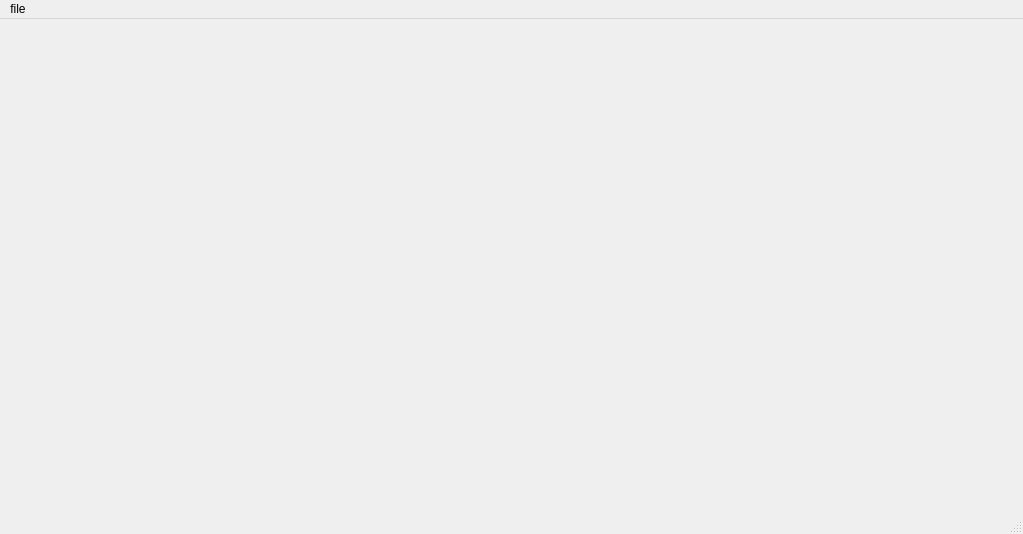
First picture: the form in package/MainWindow.ui, repository OpenPIV/openpiv_gui, before the edit.
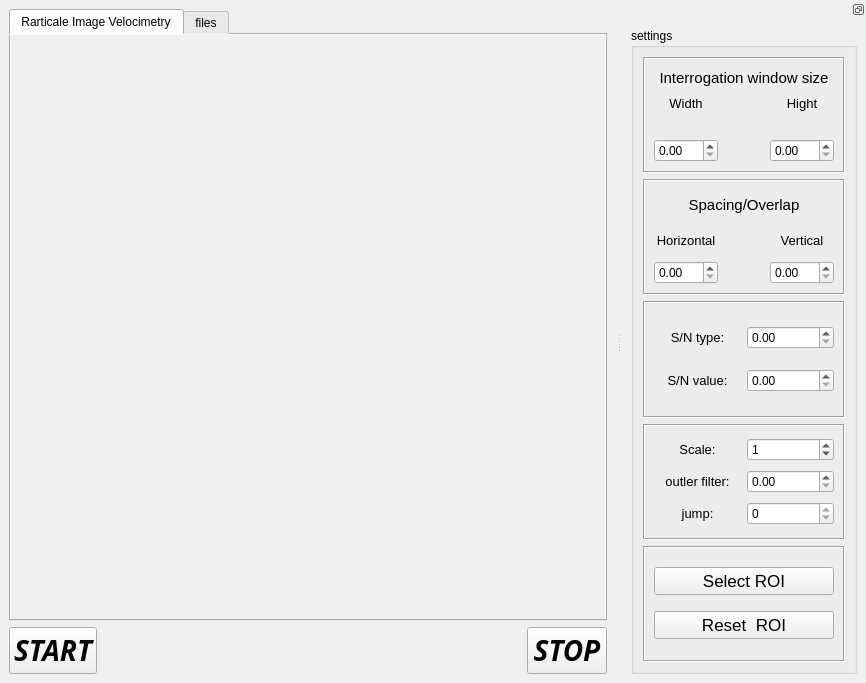
Second picture: the form after the edit. Icons and pictures are not drawn.

Commit message: 1. deleted the file window 2. putted start and and stop buttons in the main window 3. putted stacked widget  so when an image add you could two arowes will show up and you could move between the images 4. add a settings dock widget that you can move around and dock in the left and right sides of the window (the way the settings are built maybe will be changed)5. added a defult image of the open piv logo so there will always be something in the image widget6. added a tab widget and the tabs are the first PIV and the second files

Diff of the .ui file:
```diff
--- a/package/MainWindow.ui
+++ b/package/MainWindow.ui
@@ -6,8 +6,8 @@
    <rect>
     <x>0</x>
     <y>0</y>
-    <width>1023</width>
-    <height>534</height>
+    <width>866</width>
+    <height>683</height>
    </rect>
   </property>
   <property name="mouseTracking">
@@ -26,28 +26,610 @@
    <property name="autoFillBackground">
     <bool>false</bool>
    </property>
+   <layout class="QGridLayout" name="gridLayout_2">
+    <item row="1" column="1">
+     <spacer name="start_stop_specar">
+      <property name="orientation">
+       <enum>Qt::Horizontal</enum>
+      </property>
+      <property name="sizeType">
+       <enum>QSizePolicy::Preferred</enum>
+      </property>
+      <property name="sizeHint" stdset="0">
+       <size>
+        <width>1900</width>
+        <height>20</height>
+       </size>
+      </property>
+     </spacer>
+    </item>
+    <item row="1" column="2">
+     <widget class="QPushButton" name="stop_button">
+      <property name="sizePolicy">
+       <sizepolicy hsizetype="Preferred" vsizetype="Fixed">
+        <horstretch>0</horstretch>
+        <verstretch>0</verstretch>
+       </sizepolicy>
+      </property>
+      <property name="font">
+       <font>
+        <family>Gill Sans MT</family>
+        <pointsize>21</pointsize>
+        <weight>75</weight>
+        <italic>true</italic>
+        <bold>true</bold>
+        <underline>false</underline>
+        <strikeout>false</strikeout>
+        <kerning>true</kerning>
+       </font>
+      </property>
+      <property name="cursor">
+       <cursorShape>PointingHandCursor</cursorShape>
+      </property>
+      <property name="text">
+       <string>STOP</string>
+      </property>
+     </widget>
+    </item>
+    <item row="1" column="0">
+     <widget class="QPushButton" name="start_button">
+      <property name="font">
+       <font>
+        <family>Gill Sans MT</family>
+        <pointsize>21</pointsize>
+        <weight>75</weight>
+        <italic>true</italic>
+        <bold>true</bold>
+        <underline>false</underline>
+        <strikeout>false</strikeout>
+        <kerning>true</kerning>
+       </font>
+      </property>
+      <property name="cursor">
+       <cursorShape>PointingHandCursor</cursorShape>
+      </property>
+      <property name="text">
+       <string>START</string>
+      </property>
+     </widget>
+    </item>
+    <item row="0" column="0" colspan="3">
+     <widget class="QTabWidget" name="tab_widget">
+      <property name="cursor">
+       <cursorShape>ArrowCursor</cursorShape>
+      </property>
+      <property name="autoFillBackground">
+       <bool>false</bool>
+      </property>
+      <property name="styleSheet">
+       <string notr="true">background-color: rgb(240, 240, 240);</string>
+      </property>
+      <property name="currentIndex">
+       <number>0</number>
+      </property>
+      <widget class="QWidget" name="piv_tab">
+       <attribute name="title">
+        <string>Rarticale Image Velocimetry</string>
+       </attribute>
+       <layout class="QVBoxLayout" name="verticalLayout">
+        <item>
+         <widget class="QStackedWidget" name="images_widget">
+          <property name="sizePolicy">
+           <sizepolicy hsizetype="Expanding" vsizetype="Expanding">
+            <horstretch>0</horstretch>
+            <verstretch>0</verstretch>
+           </sizepolicy>
+          </property>
+          <property name="lineWidth">
+           <number>2</number>
+          </property>
+          <property name="currentIndex">
+           <number>0</number>
+          </property>
+          <widget class="QWidget" name="image_pages">
+           <property name="enabled">
+            <bool>true</bool>
+           </property>
+           <layout class="QGridLayout" name="gridLayout">
+            <item row="0" column="0">
+             <widget class="QLabel" name="defult_image">
+              <property name="text">
+               <string/>
+              </property>
+              <property name="pixmap">
+               <pixmap>images/openpiv_logo.png</pixmap>
+              </property>
+              <property name="alignment">
+               <set>Qt::AlignCenter</set>
+              </property>
+             </widget>
+            </item>
+           </layout>
+          </widget>
+          <widget class="QWidget" name="image">
+           <layout class="QGridLayout" name="gridLayout_34"/>
+          </widget>
+         </widget>
+        </item>
+       </layout>
+      </widget>
+      <widget class="QWidget" name="file_tab">
+       <attribute name="title">
+        <string>files</string>
+       </attribute>
+       <layout class="QGridLayout" name="gridLayout_9"/>
+      </widget>
+     </widget>
+    </item>
+   </layout>
   </widget>
-  <widget class="QMenuBar" name="menubar">
-   <property name="geometry">
-    <rect>
-     <x>0</x>
-     <y>0</y>
-     <width>1023</width>
-     <height>21</height>
-    </rect>
+  <widget class="QDockWidget" name="settings_dockwidget">
+   <property name="enabled">
+    <bool>true</bool>
    </property>
-   <property name="mouseTracking">
-    <bool>false</bool>
+   <property name="features">
+    <set>QDockWidget::DockWidgetFloatable|QDockWidget::DockWidgetMovable</set>
    </property>
-   <widget class="QMenu" name="menufile">
-    <property name="title">
-     <string>file</string>
+   <property name="allowedAreas">
+    <set>Qt::LeftDockWidgetArea|Qt::RightDockWidgetArea</set>
+   </property>
+   <attribute name="dockWidgetArea">
+    <number>2</number>
+   </attribute>
+   <widget class="QWidget" name="settings">
+    <property name="enabled">
+     <bool>true</bool>
     </property>
-    <addaction name="actiontest"/>
+    <layout class="QGridLayout" name="gridLayout_33">
+     <item row="0" column="0">
+      <widget class="QGroupBox" name="setting_box">
+       <property name="title">
+        <string>settings</string>
+       </property>
+       <layout class="QGridLayout" name="gridLayout_27">
+        <item row="4" column="3">
+         <widget class="QFrame" name="frame">
+          <property name="frameShape">
+           <enum>QFrame::Box</enum>
+          </property>
+          <property name="frameShadow">
+           <enum>QFrame::Sunken</enum>
+          </property>
+          <layout class="QGridLayout" name="gridLayout_28">
+           <item row="0" column="0">
+            <widget class="QLabel" name="scale_lable">
+             <property name="font">
+              <font>
+               <pointsize>10</pointsize>
+              </font>
+             </property>
+             <property name="text">
+              <string>Scale:</string>
+             </property>
+             <property name="alignment">
+              <set>Qt::AlignCenter</set>
+             </property>
+            </widget>
+           </item>
+           <item row="1" column="0">
+            <widget class="QLabel" name="outler_filter_lable">
+             <property name="font">
+              <font>
+               <pointsize>10</pointsize>
+              </font>
+             </property>
+             <property name="text">
+              <string>outler filter:</string>
+             </property>
+             <property name="alignment">
+              <set>Qt::AlignCenter</set>
+             </property>
+            </widget>
+           </item>
+           <item row="1" column="1">
+            <widget class="QDoubleSpinBox" name="outler_filter_spin_box">
+             <property name="accelerated">
+              <bool>true</bool>
+             </property>
+             <property name="maximum">
+              <double>100.000000000000000</double>
+             </property>
+             <property name="singleStep">
+              <double>0.100000000000000</double>
+             </property>
+            </widget>
+           </item>
+           <item row="2" column="0">
+            <widget class="QLabel" name="jump_lable">
+             <property name="font">
+              <font>
+               <pointsize>10</pointsize>
+              </font>
+             </property>
+             <property name="text">
+              <string>jump:</string>
+             </property>
+             <property name="alignment">
+              <set>Qt::AlignCenter</set>
+             </property>
+            </widget>
+           </item>
+           <item row="2" column="1">
+            <widget class="QSpinBox" name="jump_spin_box">
+             <property name="maximum">
+              <number>0</number>
+             </property>
+            </widget>
+           </item>
+           <item row="0" column="1">
+            <widget class="QSpinBox" name="scale_spin_box">
+             <property name="value">
+              <number>1</number>
+             </property>
+            </widget>
+           </item>
+          </layout>
+         </widget>
+        </item>
+        <item row="5" column="3">
+         <widget class="QFrame" name="roi_frame">
+          <property name="frameShape">
+           <enum>QFrame::Box</enum>
+          </property>
+          <property name="frameShadow">
+           <enum>QFrame::Sunken</enum>
+          </property>
+          <layout class="QGridLayout" name="gridLayout_29">
+           <item row="2" column="0">
+            <widget class="QPushButton" name="reset_roi_button">
+             <property name="font">
+              <font>
+               <pointsize>13</pointsize>
+              </font>
+             </property>
+             <property name="cursor">
+              <cursorShape>PointingHandCursor</cursorShape>
+             </property>
+             <property name="text">
+              <string>Reset  ROI</string>
+             </property>
+             <property name="autoRepeat">
+              <bool>false</bool>
+             </property>
+             <property name="autoExclusive">
+              <bool>false</bool>
+             </property>
+             <property name="autoDefault">
+              <bool>false</bool>
+             </property>
+             <property name="default">
+              <bool>false</bool>
+             </property>
+             <property name="flat">
+              <bool>false</bool>
+             </property>
+            </widget>
+           </item>
+           <item row="0" column="0">
+            <widget class="QPushButton" name="select_roi_button">
+             <property name="font">
+              <font>
+               <pointsize>13</pointsize>
+              </font>
+             </property>
+             <property name="cursor">
+              <cursorShape>PointingHandCursor</cursorShape>
+             </property>
+             <property name="text">
+              <string>Select ROI</string>
+             </property>
+             <property name="autoRepeat">
+              <bool>false</bool>
+             </property>
+             <property name="autoExclusive">
+              <bool>false</bool>
+             </property>
+             <property name="autoDefault">
+              <bool>false</bool>
+             </property>
+             <property name="default">
+              <bool>false</bool>
+             </property>
+             <property name="flat">
+              <bool>false</bool>
+             </property>
+            </widget>
+           </item>
+          </layout>
+         </widget>
+        </item>
+        <item row="3" column="3">
+         <widget class="QFrame" name="type_value_frame">
+          <property name="enabled">
+           <bool>true</bool>
+          </property>
+          <property name="frameShape">
+           <enum>QFrame::Box</enum>
+          </property>
+          <property name="frameShadow">
+           <enum>QFrame::Sunken</enum>
+          </property>
+          <layout class="QGridLayout" name="gridLayout_30">
+           <item row="2" column="1">
+            <widget class="QDoubleSpinBox" name="value_spin_box">
+             <property name="sizePolicy">
+              <sizepolicy hsizetype="Minimum" vsizetype="Fixed">
+               <horstretch>0</horstretch>
+               <verstretch>0</verstretch>
+              </sizepolicy>
+             </property>
+             <property name="cursor">
+              <cursorShape>PointingHandCursor</cursorShape>
+             </property>
+             <property name="accelerated">
+              <bool>true</bool>
+             </property>
+             <property name="maximum">
+              <double>100.000000000000000</double>
+             </property>
+             <property name="singleStep">
+              <double>0.100000000000000</double>
+             </property>
+            </widget>
+           </item>
+           <item row="0" column="0">
+            <widget class="QLabel" name="type_label">
+             <property name="font">
+              <font>
+               <pointsize>10</pointsize>
+              </font>
+             </property>
+             <property name="text">
+              <string>S/N type:</string>
+             </property>
+             <property name="alignment">
+              <set>Qt::AlignCenter</set>
+             </property>
+            </widget>
+           </item>
+           <item row="2" column="0">
+            <widget class="QLabel" name="value_label">
+             <property name="font">
+              <font>
+               <pointsize>10</pointsize>
+              </font>
+             </property>
+             <property name="text">
+              <string>S/N value:</string>
+             </property>
+             <property name="alignment">
+              <set>Qt::AlignCenter</set>
+             </property>
+            </widget>
+           </item>
+           <item row="0" column="1">
+            <widget class="QDoubleSpinBox" name="type_spin_box">
+             <property name="accelerated">
+              <bool>true</bool>
+             </property>
+             <property name="maximum">
+              <double>100.000000000000000</double>
+             </property>
+             <property name="singleStep">
+              <double>0.100000000000000</double>
+             </property>
+            </widget>
+           </item>
+          </layout>
+         </widget>
+        </item>
+        <item row="1" column="3">
+         <widget class="QFrame" name="spacing_frame">
+          <property name="cursor">
+           <cursorShape>PointingHandCursor</cursorShape>
+          </property>
+          <property name="frameShape">
+           <enum>QFrame::Box</enum>
+          </property>
+          <property name="frameShadow">
+           <enum>QFrame::Sunken</enum>
+          </property>
+          <layout class="QGridLayout" name="gridLayout_31">
+           <item row="2" column="1">
+            <widget class="QDoubleSpinBox" name="horizontal_spin_box">
+             <property name="accelerated">
+              <bool>true</bool>
+             </property>
+             <property name="maximum">
+              <double>100.000000000000000</double>
+             </property>
+             <property name="singleStep">
+              <double>1.000000000000000</double>
+             </property>
+            </widget>
+           </item>
+           <item row="2" column="2">
+            <spacer name="horizontal_vertical_spacer">
+             <property name="orientation">
+              <enum>Qt::Horizontal</enum>
+             </property>
+             <property name="sizeType">
+              <enum>QSizePolicy::Minimum</enum>
+             </property>
+             <property name="sizeHint" stdset="0">
+              <size>
+               <width>10</width>
+               <height>20</height>
+              </size>
+             </property>
+            </spacer>
+           </item>
+           <item row="2" column="3">
+            <widget class="QDoubleSpinBox" name="vertical_spin_box">
+             <property name="accelerated">
+              <bool>true</bool>
+             </property>
+             <property name="maximum">
+              <double>100.000000000000000</double>
+             </property>
+             <property name="singleStep">
+              <double>1.000000000000000</double>
+             </property>
+            </widget>
+           </item>
+           <item row="1" column="3">
+            <widget class="QLabel" name="vertical_label">
+             <property name="font">
+              <font>
+               <pointsize>10</pointsize>
+              </font>
+             </property>
+             <property name="text">
+              <string>Vertical</string>
+             </property>
+             <property name="alignment">
+              <set>Qt::AlignCenter</set>
+             </property>
+            </widget>
+           </item>
+           <item row="1" column="1">
+            <widget class="QLabel" name="horizontal_label">
+             <property name="font">
+              <font>
+               <pointsize>10</pointsize>
+              </font>
+             </property>
+             <property name="text">
+              <string>Horizontal</string>
+             </property>
+             <property name="alignment">
+              <set>Qt::AlignCenter</set>
+             </property>
+            </widget>
+           </item>
+           <item row="0" column="1" colspan="3">
+            <widget class="QLabel" name="spacing_label">
+             <property name="font">
+              <font>
+               <pointsize>11</pointsize>
+              </font>
+             </property>
+             <property name="text">
+              <string>Spacing/Overlap</string>
+             </property>
+             <property name="alignment">
+              <set>Qt::AlignCenter</set>
+             </property>
+            </widget>
+           </item>
+          </layout>
+         </widget>
+        </item>
+        <item row="0" column="3">
+         <widget class="QFrame" name="interrogation_winsize_frame">
+          <property name="frameShape">
+           <enum>QFrame::Box</enum>
+          </property>
+          <property name="frameShadow">
+           <enum>QFrame::Sunken</enum>
+          </property>
+          <layout class="QGridLayout" name="gridLayout_32">
+           <item row="1" column="2">
+            <widget class="QLabel" name="hight_label">
+             <property name="font">
+              <font>
+               <pointsize>10</pointsize>
+              </font>
+             </property>
+             <property name="text">
+              <string>Hight</string>
+             </property>
+             <property name="alignment">
+              <set>Qt::AlignCenter</set>
+             </property>
+            </widget>
+           </item>
+           <item row="1" column="0">
+            <widget class="QLabel" name="width_label">
+             <property name="font">
+              <font>
+               <pointsize>10</pointsize>
+              </font>
+             </property>
+             <property name="text">
+              <string>Width</string>
+             </property>
+             <property name="alignment">
+              <set>Qt::AlignCenter</set>
+             </property>
+            </widget>
+           </item>
+           <item row="3" column="0">
+            <widget class="QDoubleSpinBox" name="width_spin_box">
+             <property name="accelerated">
+              <bool>true</bool>
+             </property>
+             <property name="maximum">
+              <double>100.000000000000000</double>
+             </property>
+             <property name="singleStep">
+              <double>1.000000000000000</double>
+             </property>
+            </widget>
+           </item>
+           <item row="3" column="2">
+            <widget class="QDoubleSpinBox" name="hight_spin_box">
+             <property name="accelerated">
+              <bool>true</bool>
+             </property>
+             <property name="maximum">
+              <double>100.000000000000000</double>
+             </property>
+             <property name="singleStep">
+              <double>1.000000000000000</double>
+             </property>
+            </widget>
+           </item>
+           <item row="2" column="1">
+            <spacer name="width_hight_spacer">
+             <property name="orientation">
+              <enum>Qt::Horizontal</enum>
+             </property>
+             <property name="sizeType">
+              <enum>QSizePolicy::Minimum</enum>
+             </property>
+             <property name="sizeHint" stdset="0">
+              <size>
+               <width>40</width>
+               <height>20</height>
+              </size>
+             </property>
+            </spacer>
+           </item>
+           <item row="0" column="0" colspan="3">
+            <widget class="QLabel" name="interrogation_winsize_label">
+             <property name="font">
+              <font>
+               <pointsize>11</pointsize>
+              </font>
+             </property>
+             <property name="text">
+              <string>Interrogation window size</string>
+             </property>
+             <property name="alignment">
+              <set>Qt::AlignCenter</set>
+             </property>
+            </widget>
+           </item>
+          </layout>
+         </widget>
+        </item>
+       </layout>
+      </widget>
+     </item>
+    </layout>
    </widget>
-   <addaction name="menufile"/>
   </widget>
-  <widget class="QStatusBar" name="statusbar"/>
   <action name="actiontest">
    <property name="text">
     <string>test</string>
```
Left out of the diff: 20 changed lines with no effect on the pictures. The commit also changes 3 other files.
